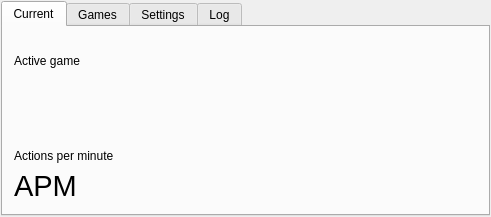
Old version of the form client/GameLogger/gameloggerui.ui in the repository vhartikainen/game-logger.
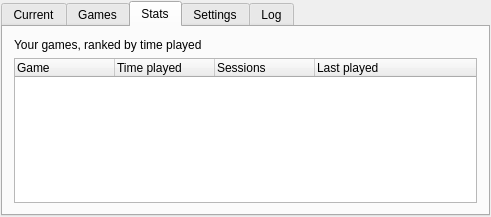
New version of the form. The open tabs and pages were chosen to show the change.

The edit to the form file:
```diff
--- a/client/GameLogger/gameloggerui.ui
+++ b/client/GameLogger/gameloggerui.ui
@@ -133,6 +133,53 @@
        </item>
       </layout>
      </widget>
+     <widget class="QWidget" name="statsTab">
+      <attribute name="title">
+       <string>Stats</string>
+      </attribute>
+      <layout class="QVBoxLayout" name="verticalLayout_4">
+       <item>
+        <widget class="QLabel" name="statsHeaderLabel">
+         <property name="text">
+          <string>Your games, ranked by time played</string>
+         </property>
+        </widget>
+       </item>
+       <item>
+        <widget class="QTreeWidget" name="statsTree">
+         <property name="indentation">
+          <number>0</number>
+         </property>
+         <property name="rootIsDecorated">
+          <bool>false</bool>
+         </property>
+         <property name="sortingEnabled">
+          <bool>false</bool>
+         </property>
+         <column>
+          <property name="text">
+           <string>Game</string>
+          </property>
+         </column>
+         <column>
+          <property name="text">
+           <string>Time played</string>
+          </property>
+         </column>
+         <column>
+          <property name="text">
+           <string>Sessions</string>
+          </property>
+         </column>
+         <column>
+          <property name="text">
+           <string>Last played</string>
+          </property>
+         </column>
+        </widget>
+       </item>
+      </layout>
+     </widget>
      <widget class="QWidget" name="tab_2">
       <attribute name="title">
        <string>Settings</string>
```
